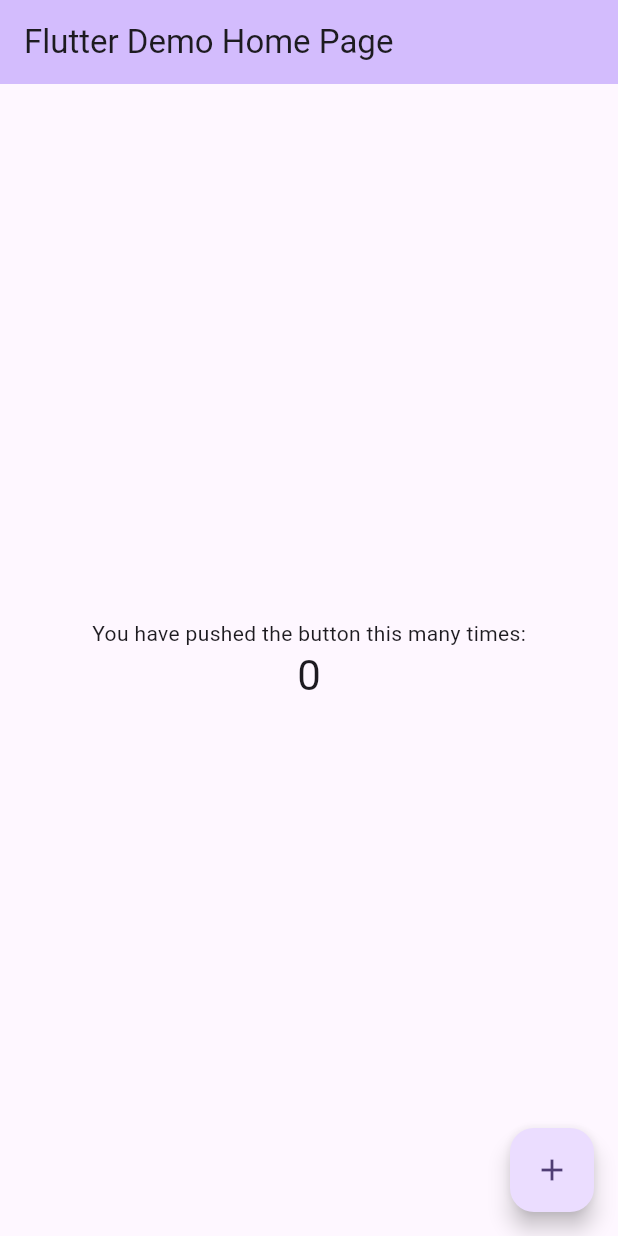
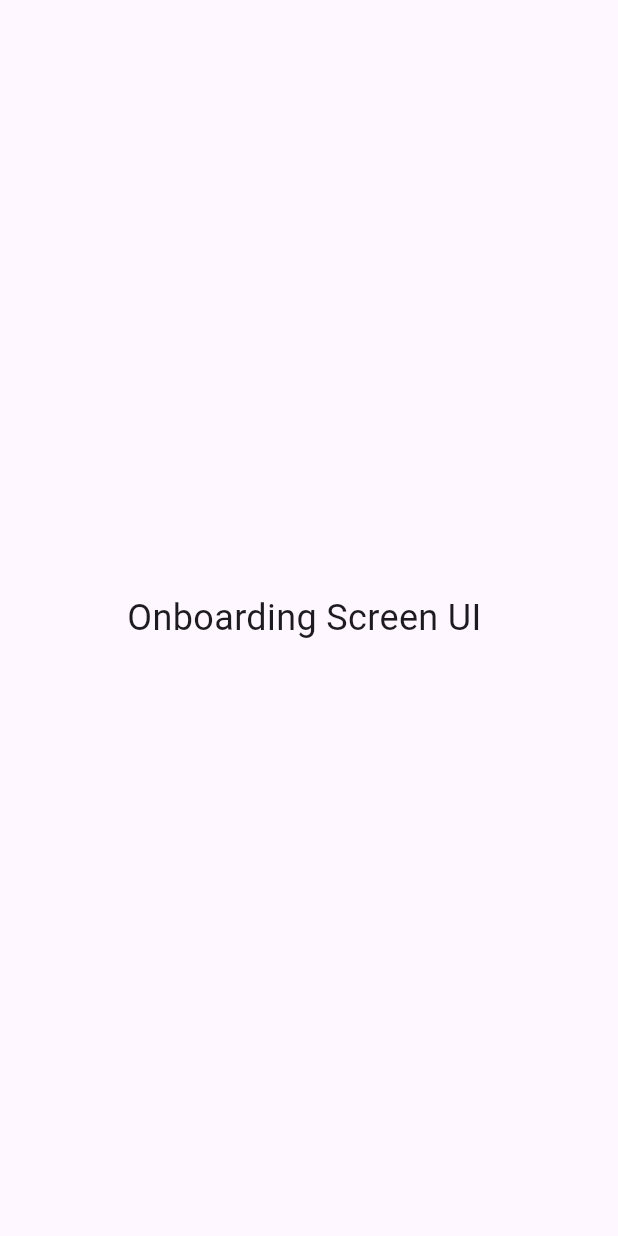
Before and after one commit to Syed-Ameen-Gillani/NTS-PSC-App, a Flutter app: the screen it shows after launch, on a phone screen of 412 x 824 dp. Run offline on Flutter 3.47's test engine with Material 3 defaults, Android fonts, the phone set to English and light mode, and no system bars; our stand-ins replace flutter_riverpod, go_router.

```diff
--- /dev/null
+++ b/lib/features/onboarding/presentation/screens/onboarding_screen.dart
@@ -0,0 +1,23 @@
+import 'package:flutter/material.dart';
+import 'package:flutter_riverpod/flutter_riverpod.dart';
+
+// Extend ConsumerWidget to use Riverpod capabilities
+class OnboardingScreen extends ConsumerWidget {
+  const OnboardingScreen({super.key});
+
+  @override
+  Widget build(BuildContext context, WidgetRef ref) {
+    return const Scaffold(
+      appBar: PreferredSize(
+        preferredSize: Size.fromHeight(0), // hides the AppBar if needed
+        child: SizedBox(),
+      ),
+      body: Center(
+        child: Text(
+          'Onboarding Screen UI ',
+          style: TextStyle(fontSize: 24),
+        ),
+      ),
+    );
+  }
+}
--- a/lib/main.dart
+++ b/lib/main.dart
@@ -1,122 +1,21 @@
 import 'package:flutter/material.dart';
+import 'package:flutter_riverpod/flutter_riverpod.dart';
+import 'package:nts_psc_app/router/router.dart';
 
 void main() {
-  runApp(const MyApp());
+  // Wrap the main app in ProviderScope
+  runApp(const ProviderScope(child: MyApp()));
 }
 
-class MyApp extends StatelessWidget {
+class MyApp extends ConsumerWidget {
   const MyApp({super.key});
 
-  // This widget is the root of your application.
-  @override
-  Widget build(BuildContext context) {
-    return MaterialApp(
-      title: 'Flutter Demo',
-      theme: ThemeData(
-        // This is the theme of your application.
-        //
-        // TRY THIS: Try running your application with "flutter run". You'll see
-        // the application has a purple toolbar. Then, without quitting the app,
-        // try changing the seedColor in the colorScheme below to Colors.green
-        // and then invoke "hot reload" (save your changes or press the "hot
-        // reload" button in a Flutter-supported IDE, or press "r" if you used
-        // the command line to start the app).
-        //
-        // Notice that the counter didn't reset back to zero; the application
-        // state is not lost during the reload. To reset the state, use hot
-        // restart instead.
-        //
-        // This works for code too, not just values: Most code changes can be
-        // tested with just a hot reload.
-        colorScheme: ColorScheme.fromSeed(seedColor: Colors.deepPurple),
-      ),
-      home: const MyHomePage(title: 'Flutter Demo Home Page'),
+@override
+  Widget build(BuildContext context, WidgetRef ref) {
+    return MaterialApp.router(
+      // router configuration defined in router.dart
+      routerConfig: appRouter,
+      debugShowCheckedModeBanner: false,
     );
   }
 }
-
-class MyHomePage extends StatefulWidget {
-  const MyHomePage({super.key, required this.title});
-
-  // This widget is the home page of your application. It is stateful, meaning
-  // that it has a State object (defined below) that contains fields that affect
-  // how it looks.
-
-  // This class is the configuration for the state. It holds the values (in this
-  // case the title) provided by the parent (in this case the App widget) and
-  // used by the build method of the State. Fields in a Widget subclass are
-  // always marked "final".
-
-  final String title;
-
-  @override
-  State<MyHomePage> createState() => _MyHomePageState();
-}
-
-class _MyHomePageState extends State<MyHomePage> {
-  int _counter = 0;
-
-  void _incrementCounter() {
-    setState(() {
-      // This call to setState tells the Flutter framework that something has
-      // changed in this State, which causes it to rerun the build method below
-      // so that the display can reflect the updated values. If we changed
-      // _counter without calling setState(), then the build method would not be
-      // called again, and so nothing would appear to happen.
-      _counter++;
-    });
-  }
-
-  @override
-  Widget build(BuildContext context) {
-    // This method is rerun every time setState is called, for instance as done
-    // by the _incrementCounter method above.
-    //
-    // The Flutter framework has been optimized to make rerunning build methods
-    // fast, so that you can just rebuild anything that needs updating rather
-    // than having to individually change instances of widgets.
-    return Scaffold(
-      appBar: AppBar(
-        // TRY THIS: Try changing the color here to a specific color (to
-        // Colors.amber, perhaps?) and trigger a hot reload to see the AppBar
-        // change color while the other colors stay the same.
-        backgroundColor: Theme.of(context).colorScheme.inversePrimary,
-        // Here we take the value from the MyHomePage object that was created by
-        // the App.build method, and use it to set our appbar title.
-        title: Text(widget.title),
-      ),
-      body: Center(
-        // Center is a layout widget. It takes a single child and positions it
-        // in the middle of the parent.
-        child: Column(
-          // Column is also a layout widget. It takes a list of children and
-          // arranges them vertically. By default, it sizes itself to fit its
-          // children horizontally, and tries to be as tall as its parent.
-          //
-          // Column has various properties to control how it sizes itself and
-          // how it positions its children. Here we use mainAxisAlignment to
-          // center the children vertically; the main axis here is the vertical
-          // axis because Columns are vertical (the cross axis would be
-          // horizontal).
-          //
-          // TRY THIS: Invoke "debug painting" (choose the "Toggle Debug Paint"
-          // action in the IDE, or press "p" in the console), to see the
-          // wireframe for each widget.
-          mainAxisAlignment: MainAxisAlignment.center,
-          children: <Widget>[
-            const Text('You have pushed the button this many times:'),
-            Text(
-              '$_counter',
-              style: Theme.of(context).textTheme.headlineMedium,
-            ),
-          ],
-        ),
-      ),
-      floatingActionButton: FloatingActionButton(
-        onPressed: _incrementCounter,
-        tooltip: 'Increment',
-        child: const Icon(Icons.add),
-      ), // This trailing comma makes auto-formatting nicer for build methods.
-    );
-  }
-}
--- /dev/null
+++ b/lib/router/router.dart
@@ -0,0 +1,16 @@
+import 'package:go_router/go_router.dart';
+import 'package:nts_psc_app/features/onboarding/presentation/screens/onboarding_screen.dart'; // We'll create this next!
+
+// GoRouter instance
+final appRouter = GoRouter(
+  // The initial location/path the app starts at
+  initialLocation: '/',
+  routes: [
+    GoRoute(
+      path: '/',
+      // The screen/widget to show when navigating to '/'
+      builder: (context, state) => const OnboardingScreen(),
+    ),
+    // will add other routes here later (e.g '/home', '/login')
+  ],
+);
--- a/pubspec.yaml
+++ b/pubspec.yaml
@@ -30,6 +30,12 @@ environment:
 dependencies:
   flutter:
     sdk: flutter
+
+  # State Management
+  riverpod: ^3.0.3
+  flutter_riverpod: ^3.0.3
+  # Navigation
+  go_router: ^16.3.0
 
   # The following adds the Cupertino Icons font to your application.
   # Use with the CupertinoIcons class for iOS style icons.
```
Also changed, not shown: pubspec.lock.
